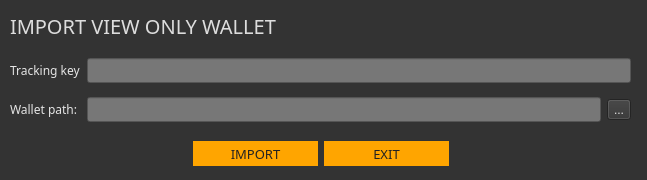
This is src/gui/ui/importviewkey.ui in ConcealNetwork/conceal-desktop as Qt 5 draws it before an edit. The edited form follows.
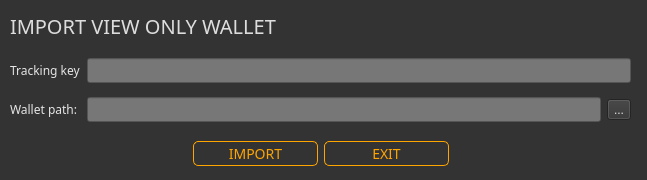
This is the edited form.

Commit message: Finished hover effects

Patch:
```diff
--- a/src/gui/ui/importviewkey.ui
+++ b/src/gui/ui/importviewkey.ui
@@ -137,11 +137,26 @@
       <property name="font">
        <font>
         <family>Poppins</family>
-        <pointsize>10</pointsize>
+        <pointsize>-1</pointsize>
        </font>
       </property>
       <property name="styleSheet">
-       <string notr="true">color: #222; border-radius: 0px; border: 0px solid; background-color: orange;</string>
+       <string notr="true">QPushButton#m_okButton
+{
+    color: orange; ;
+    border: 1px solid orange;
+    font-size: 14px;
+    border-radius: 5px; font-family: 'Poppins';
+}
+
+QPushButton#m_okButton:hover
+{
+    color:#FFD700; ;
+    border: 1px solid orange;
+    font-size: 14px;
+    border-radius: 5px;
+    font-family: 'Poppins';
+}</string>
       </property>
       <property name="text">
        <string>IMPORT</string>
@@ -159,11 +174,26 @@
       <property name="font">
        <font>
         <family>Poppins</family>
-        <pointsize>10</pointsize>
+        <pointsize>-1</pointsize>
        </font>
       </property>
       <property name="styleSheet">
-       <string notr="true">color: #222; border-radius: 0px; border: 0px solid; background-color: orange;</string>
+       <string notr="true">QPushButton#m_cancelButton
+{
+    color: orange; ;
+    border: 1px solid orange;
+    font-size: 14px;
+    border-radius: 5px; font-family: 'Poppins';
+}
+
+QPushButton#m_cancelButton:hover
+{
+    color:#FFD700; ;
+    border: 1px solid orange;
+    font-size: 14px;
+    border-radius: 5px;
+    font-family: 'Poppins';
+}</string>
       </property>
       <property name="text">
        <string>EXIT</string>
```
The commit also changes 16 other files.
